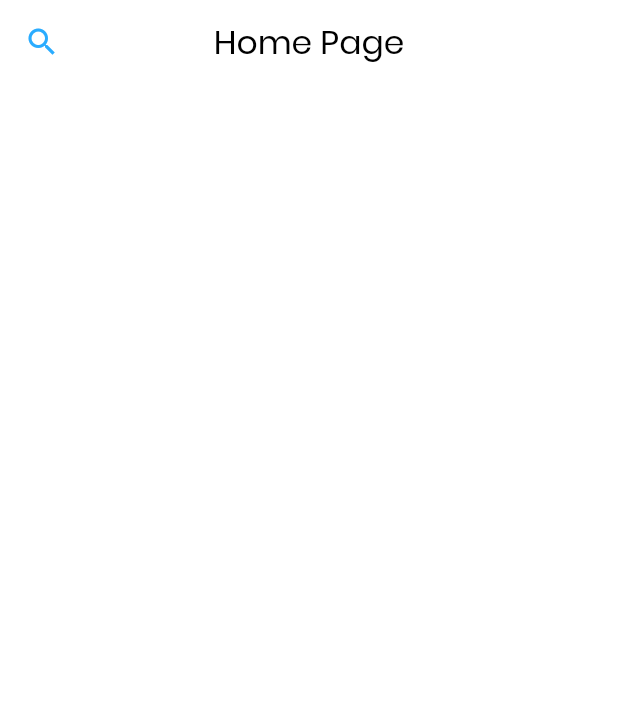
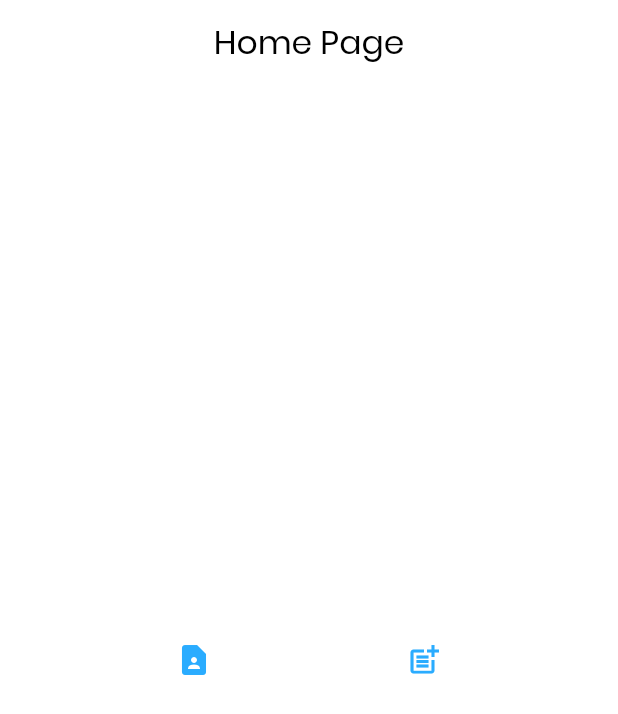
Before and after one commit to thak1996/contact_app, a Flutter app: the screen it shows after launch, on a phone screen of 412 x 824 dp. Shown: the top 714 px of the screen. Run offline on Flutter 3.47's test engine with Material 3 defaults, Android fonts, the phone set to English and light mode, and no system bars; our stand-ins replace dio, flutter_bloc, go_router, result_dart.

Commit message:
adiciona navegação para detalhes de contato e refatora lógica de carregamento de contatos

```diff
--- a/lib/android/app.router.dart
+++ b/lib/android/app.router.dart
@@ -1,4 +1,6 @@
 import 'package:go_router/go_router.dart';
+import 'models/contact.model.dart';
+import 'view/contact.detail.view.dart';
 import 'view/splash.view.dart';
 import 'view/home.view.dart';
 import 'view/contact.view.dart';
@@ -10,5 +12,12 @@ final GoRouter appRouter = GoRouter(
     GoRoute(path: '/splash', builder: (context, state) => SplashView()),
     GoRoute(path: '/contact', builder: (context, state) => ContactView()),
     GoRoute(path: '/post', builder: (context, state) => PostView()),
+    GoRoute(
+      path: '/contact_detail',
+      builder: (context, state) {
+        final contact = state.extra as Contact;
+        return ContactDetailView(contact: contact);
+      },
+    ),
   ],
 );
--- a/lib/android/models/post.model.dart
+++ b/lib/android/models/post.model.dart
@@ -39,7 +39,7 @@ class Post {
   factory Post.fromMap(Map<String, dynamic> map) {
     return Post(
       id: map['id'] as int,
-      userId: map['userId'] as int,
+      userId: map['user_id'] != null ? map['user_id'] as int : 0,
       title: map['title'] as String,
       body: map['body'] as String,
     );
--- a/lib/android/view/home.view.dart
+++ b/lib/android/view/home.view.dart
@@ -1,5 +1,6 @@
 import 'package:flutter/material.dart';
 import 'package:flutter_bloc/flutter_bloc.dart';
+import 'package:go_router/go_router.dart';
 import '../controller/home.controller.dart';
 
 class HomeView extends StatelessWidget {
@@ -15,13 +16,31 @@ class HomeView extends StatelessWidget {
           elevation: 0,
           title: Text('Home Page'),
           centerTitle: true,
-          leading: IconButton(
-            icon: Icon(Icons.search),
-            color: Theme.of(context).primaryColor,
-            onPressed: () {},
+        ),
+        body: Center(
+          child: SafeArea(
+            child: Column(
+              mainAxisAlignment: MainAxisAlignment.center,
+              children: [
+                Row(
+                  mainAxisAlignment: MainAxisAlignment.spaceEvenly,
+                  children: [
+                    IconButton(
+                      icon: const Icon(Icons.contact_page),
+                      color: Theme.of(context).primaryColor,
+                      onPressed: () => context.push('/contact'),
+                    ),
+                    IconButton(
+                      icon: const Icon(Icons.post_add),
+                      color: Theme.of(context).primaryColor,
+                      onPressed: () => context.push('/post'),
+                    ),
+                  ],
+                ),
+              ],
+            ),
           ),
         ),
-        body: Column(),
       ),
     );
   }
```
Also changed, not shown: lib/android/controller/contact.controller.dart (+7 -7 lines), lib/android/view/contact.view.dart (+4 -4 lines), lib/android/view/post.view.dart (+1 -6 lines), lib/android/view/widgets/contact.listtile.dart (+4 -19 lines).
